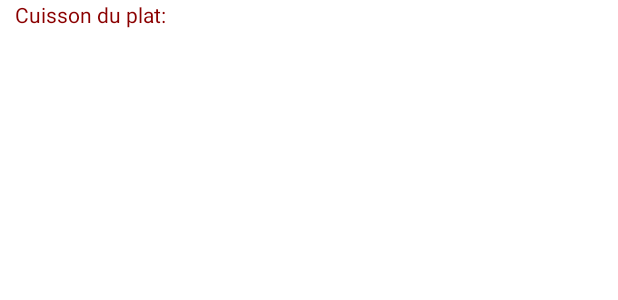
After one commit to Aaravoss/Appli_android_cuisson_plat, an Android app: the layout thermostat.xml on its own in the app's theme, with its tools: preview values and no code run, on a phone screen of 412 x 824 dp. The commit adds this screen. Shown: the top 300 px of the screen. Run offline under Robolectric (Android 15) with nearby library versions, the phone set to English and light mode, and no system bars.

Commit message:
dialog thermostat

```diff
--- /dev/null
+++ b/AppCuisson/app/src/main/res/layout/thermostat.xml
@@ -0,0 +1,19 @@
+<?xml version="1.0" encoding="utf-8"?>
+<LinearLayout
+    xmlns:android="http://schemas.android.com/apk/res/android"
+    android:layout_width="match_parent"
+    android:layout_height="match_parent"
+    android:orientation="vertical"
+    >
+
+    <TextView
+        android:id="@+id/dialog_thermostat"
+        android:layout_width="match_parent"
+        android:layout_height="wrap_content"
+        android:layout_marginLeft="10dp"
+        android:layout_marginRight="10dp"
+        android:textColor="@color/darkred"
+        android:text="@string/text_thermostat1"
+        />
+
+</LinearLayout>
--- a/AppCuisson/app/src/main/res/values/strings.xml
+++ b/AppCuisson/app/src/main/res/values/strings.xml
@@ -16,4 +16,9 @@
     <string name="libelle_option1">"voir thermostat"</string>
     <string name="libelle_option2">"supprimer"</string>
     <string name="libelle_option3">"annuler"</string>
+    <string name="titre_thermostat">Equivalent thermostat</string>
+    <string name="text_thermostat1">Cuisson du plat:</string>
+    <string name="text_thermostat2">Pour obtenir la température de</string>
+    <string name="text_thermostat3">°, vous devez régler votre tour sur le thermostat</string>
+    <string name="retour">retour</string>
 </resources>
```
Also changed, not shown: AppCuisson/app/src/main/java/com/example/tds/FragmentAfficher.java (+27 -1 lines).
